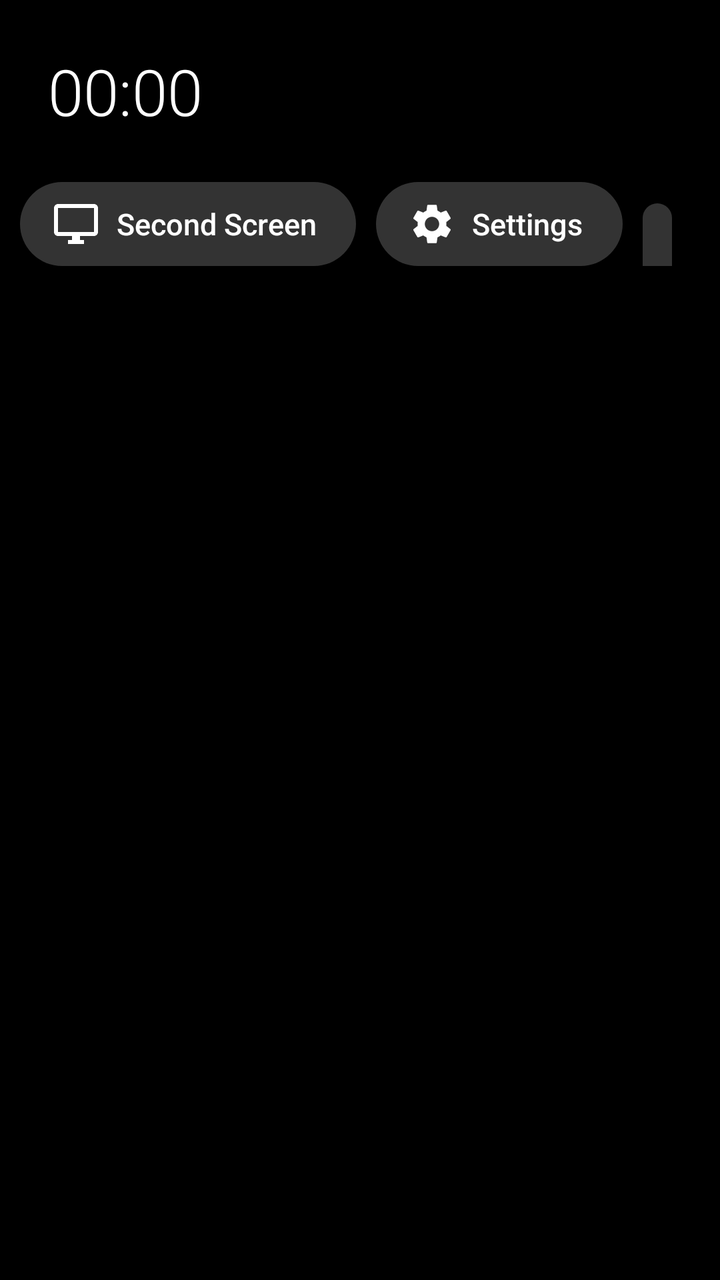
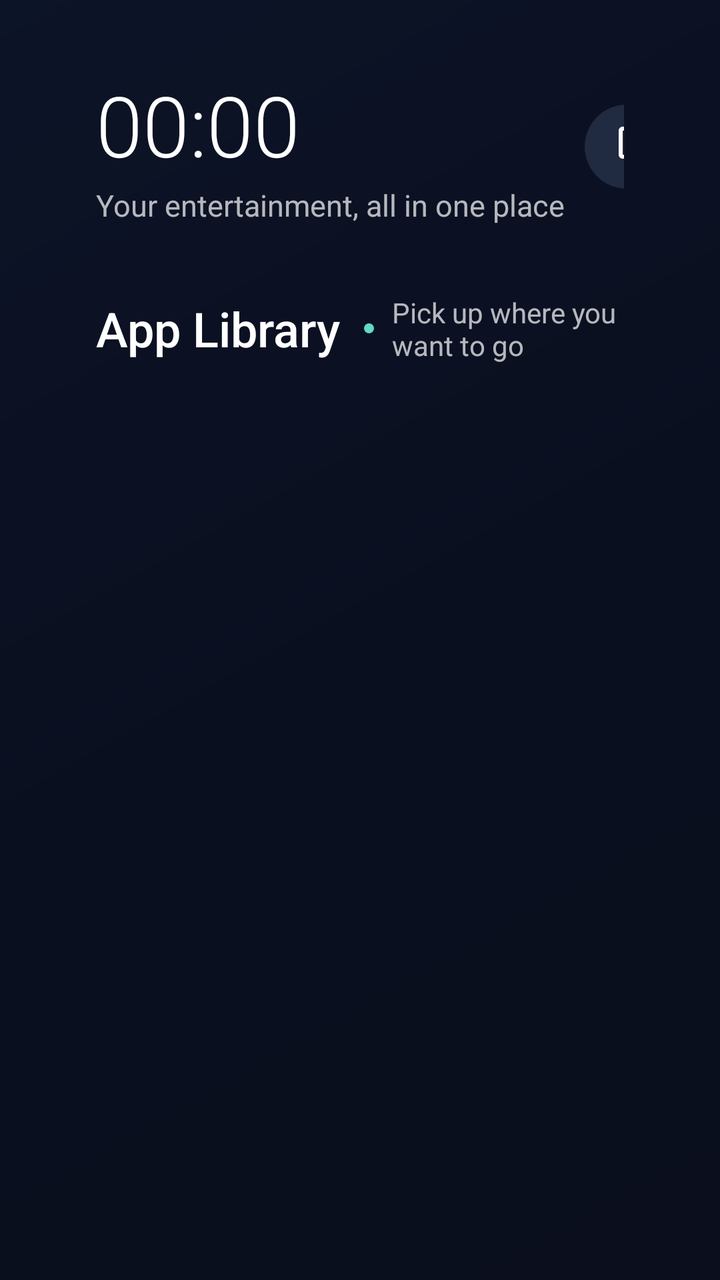

Before-and-after screenshots of an Android layout around one commit, followed by the original layout XML and the change that was made.
<!-- AndroidManifest.xml: application theme Theme.MitvTvLauncher -->
<!-- res/layout/activity_main.xml -->
<?xml version="1.0" encoding="utf-8"?>
<FrameLayout xmlns:android="http://schemas.android.com/apk/res/android"
    android:id="@+id/root"
    android:layout_width="match_parent"
    android:layout_height="match_parent"
    android:background="#FF000000">

    <LinearLayout
        android:layout_width="match_parent"
        android:layout_height="match_parent"
        android:orientation="vertical">

        
        <TextView
            android:id="@+id/clock"
            android:layout_width="wrap_content"
            android:layout_height="wrap_content"
            android:layout_gravity="start"
            android:layout_marginStart="24dp"
            android:layout_marginTop="24dp"
            android:text="00:00"
            android:textColor="#FFFFFFFF"
            android:textSize="32sp"
            android:fontFamily="sans-serif-light" />

        
        <LinearLayout
            android:id="@+id/topButtons"
            android:layout_width="wrap_content"
            android:layout_height="wrap_content"
            android:layout_gravity="end"
            android:layout_marginTop="24dp"
            android:layout_marginEnd="24dp"
            android:orientation="horizontal">

            <TextView
                android:id="@+id/btnMirror"
                style="@style/TopButton"
                android:text="@string/mirror"
                android:drawableStart="@drawable/ic_mirror" />

            <TextView
                android:id="@+id/btnSettings"
                style="@style/TopButton"
                android:text="@string/settings"
                android:drawableStart="@drawable/ic_settings" />

            <TextView
                android:id="@+id/btnInputs"
                style="@style/TopButton"
                android:text="@string/inputs"
                android:drawableStart="@drawable/ic_inputs" />
        </LinearLayout>

        
        <FrameLayout
            android:layout_width="match_parent"
            android:layout_height="0dp"
            android:layout_weight="1"
            android:layout_marginTop="16dp">

            <androidx.recyclerview.widget.RecyclerView
                android:id="@+id/grid"
                android:layout_width="match_parent"
                android:layout_height="match_parent"
                android:paddingTop="16dp"
                android:paddingBottom="48dp"
                android:clipToPadding="false"
                android:overScrollMode="never"
                android:scrollbars="none"
                android:descendantFocusability="afterDescendants" />
        </FrameLayout>
    </LinearLayout>
</FrameLayout>
<!-- resources referenced by this layout -->
<resources>
  <!-- drawable ic_mirror (drawable) -->
  <?xml version="1.0" encoding="utf-8"?>
  <vector xmlns:android="http://schemas.android.com/apk/res/android"
      android:width="24dp" android:height="24dp"
      android:viewportWidth="24" android:viewportHeight="24">
      <path android:fillColor="#FFFFFFFF"
          android:pathData="M21,2H3C1.9,2 1,2.9 1,4v12c0,1.1 0.9,2 2,2h7v2H8v2h8v-2h-2v-2h7c1.1,0 2,-0.9 2,-2V4C23,2.9 22.1,2 21,2zM21,16H3V4h18V16z" />
  </vector>
  <string name="inputs">Inputs</string>
  <string name="mirror">Second Screen</string>
  <string name="settings">Settings</string>
  <style name="TopButton">
          <item name="android:layout_width">wrap_content</item>
          <item name="android:layout_height">42dp</item>
          <item name="android:layout_marginStart">10dp</item>
          <item name="android:paddingStart">16dp</item>
          <item name="android:paddingEnd">20dp</item>
          <item name="android:gravity">center</item>
          <item name="android:background">@drawable/pill_bg</item>
          <item name="android:textColor">@color/text_primary</item>
          <item name="android:textSize">15sp</item>
          <item name="android:fontFamily">sans-serif-medium</item>
          <item name="android:focusable">true</item>
          <item name="android:drawablePadding">8dp</item>
          <item name="android:clickable">true</item>
          <item name="android:focusableInTouchMode">false</item>
      </style>
  <style name="Theme.MitvTvLauncher" parent="Theme.AppCompat.NoActionBar">
          <item name="android:windowBackground">@color/background</item>
          <item name="android:colorBackground">@color/background</item>
          <item name="android:windowAnimationStyle">@null</item>
          <item name="android:windowFullscreen">true</item>
      </style>
  <!-- drawable pill_bg (drawable) -->
  <?xml version="1.0" encoding="utf-8"?>
  <selector xmlns:android="http://schemas.android.com/apk/res/android">
      <item android:state_focused="true">
          <shape android:shape="rectangle">
              <solid android:color="@color/accent" />
              <stroke android:width="3dp" android:color="#FFFFFFFF" />
              <corners android:radius="21dp" />
          </shape>
      </item>
      <item android:state_pressed="true">
          <shape android:shape="rectangle">
              <solid android:color="@color/accent" />
              <corners android:radius="21dp" />
          </shape>
      </item>
      <item>
          <shape android:shape="rectangle">
              <solid android:color="@color/pill_bg" />
              <corners android:radius="21dp" />
          </shape>
      </item>
  </selector>
  <color name="text_primary">#FFFFFFFF</color>
  <color name="background">#FF000000</color>
  <color name="accent">#FF3B82F6</color>
  <color name="pill_bg">#FF333333</color>
  <!-- unchanged entries left out for length: 2 -->
</resources>

<!-- the commit's change to res/layout/activity_main.xml (unified diff, before → after) -->
@@ -3,72 +3,128 @@
     android:id="@+id/root"
     android:layout_width="match_parent"
     android:layout_height="match_parent"
-    android:background="#FF000000">
+    android:background="@drawable/home_background">
+
+    <ImageView
+        android:id="@+id/homeWallpaper"
+        android:layout_width="match_parent"
+        android:layout_height="match_parent"
+        android:scaleType="centerCrop"
+        android:visibility="gone"
+        android:importantForAccessibility="no" />
+
+    <View
+        android:layout_width="match_parent"
+        android:layout_height="match_parent"
+        android:background="#990B1020"
+        android:importantForAccessibility="no" />
 
     <LinearLayout
         android:layout_width="match_parent"
         android:layout_height="match_parent"
-        android:orientation="vertical">
+        android:orientation="vertical"
+        android:paddingStart="48dp"
+        android:paddingEnd="48dp">
 
-        
-        <TextView
-            android:id="@+id/clock"
-            android:layout_width="wrap_content"
+        <LinearLayout
+            android:layout_width="match_parent"
             android:layout_height="wrap_content"
-            android:layout_gravity="start"
-            android:layout_marginStart="24dp"
-            android:layout_marginTop="24dp"
-            android:text="00:00"
-            android:textColor="#FFFFFFFF"
-            android:textSize="32sp"
-            android:fontFamily="sans-serif-light" />
+            android:layout_marginTop="34dp"
+            android:gravity="center_vertical"
+            android:orientation="horizontal">
 
-        
+            <LinearLayout
+                android:layout_width="0dp"
+                android:layout_height="wrap_content"
+                android:layout_weight="1"
+                android:orientation="vertical">
+
+                <TextView
+                    android:id="@+id/clock"
+                    android:layout_width="wrap_content"
+                    android:layout_height="wrap_content"
+                    android:text="00:00"
+                    android:textColor="@color/text_primary"
+                    android:textSize="42sp"
+                    android:fontFamily="sans-serif-light" />
+
+                <TextView
+                    android:layout_width="wrap_content"
+                    android:layout_height="wrap_content"
+                    android:layout_marginTop="2dp"
+                    android:text="@string/home_tagline"
+                    android:textColor="@color/text_secondary"
+                    android:textSize="15sp"
+                    android:fontFamily="sans-serif" />
+            </LinearLayout>
+
+            <LinearLayout
+                android:id="@+id/topButtons"
+                android:layout_width="wrap_content"
+                android:layout_height="wrap_content"
+                android:orientation="horizontal">
+
+                <TextView
+                    android:id="@+id/btnMirror"
+                    style="@style/TopButton"
+                    android:text="@string/mirror"
+                    android:drawableStart="@drawable/ic_mirror" />
+
+                <TextView
+                    android:id="@+id/btnSettings"
+                    style="@style/TopButton"
+                    android:text="@string/settings"
+                    android:drawableStart="@drawable/ic_settings" />
+
+                <TextView
+                    android:id="@+id/btnInputs"
+                    style="@style/TopButton"
+                    android:text="@string/inputs"
+                    android:drawableStart="@drawable/ic_inputs" />
+            </LinearLayout>
+        </LinearLayout>
+
         <LinearLayout
-            android:id="@+id/topButtons"
-            android:layout_width="wrap_content"
+            android:layout_width="match_parent"
             android:layout_height="wrap_content"
-            android:layout_gravity="end"
-            android:layout_marginTop="24dp"
-            android:layout_marginEnd="24dp"
+            android:layout_marginTop="34dp"
+            android:gravity="center_vertical"
             android:orientation="horizontal">
 
             <TextView
-                android:id="@+id/btnMirror"
-                style="@style/TopButton"
-                android:text="@string/mirror"
-                android:drawableStart="@drawable/ic_mirror" />
+                android:layout_width="wrap_content"
+                android:layout_height="wrap_content"
+                android:text="@string/app_library"
+                android:textColor="@color/text_primary"
+                android:textSize="24sp"
+                android:fontFamily="sans-serif-medium" />
+
+            <View
+                android:layout_width="5dp"
+                android:layout_height="5dp"
+                android:layout_marginStart="12dp"
+                android:background="@drawable/accent_dot" />
 
             <TextView
-                android:id="@+id/btnSettings"
-                style="@style/TopButton"
-                android:text="@string/settings"
-                android:drawableStart="@drawable/ic_settings" />
-
-            <TextView
-                android:id="@+id/btnInputs"
-                style="@style/TopButton"
-                android:text="@string/inputs"
-                android:drawableStart="@drawable/ic_inputs" />
+                android:layout_width="wrap_content"
+                android:layout_height="wrap_content"
+                android:layout_marginStart="9dp"
+                android:text="@string/app_library_hint"
+                android:textColor="@color/text_secondary"
+                android:textSize="14sp" />
         </LinearLayout>
 
-        
-        <FrameLayout
+        <androidx.recyclerview.widget.RecyclerView
+            android:id="@+id/grid"
             android:layout_width="match_parent"
             android:layout_height="0dp"
+            android:layout_marginTop="14dp"
             android:layout_weight="1"
-            android:layout_marginTop="16dp">
-
-            <androidx.recyclerview.widget.RecyclerView
-                android:id="@+id/grid"
-                android:layout_width="match_parent"
-                android:layout_height="match_parent"
-                android:paddingTop="16dp"
-                android:paddingBottom="48dp"
-                android:clipToPadding="false"
-                android:overScrollMode="never"
-                android:scrollbars="none"
-                android:descendantFocusability="afterDescendants" />
-        </FrameLayout>
+            android:clipToPadding="false"
+            android:descendantFocusability="afterDescendants"
+            android:overScrollMode="never"
+            android:paddingTop="8dp"
+            android:paddingBottom="40dp"
+            android:scrollbars="none" />
     </LinearLayout>
 </FrameLayout>
<!-- resource entries referenced after the edit -->
@@ -8,6 +8,9 @@
       <path android:fillColor="#FFFFFFFF"
           android:pathData="M21,2H3C1.9,2 1,2.9 1,4v12c0,1.1 0.9,2 2,2h7v2H8v2h8v-2h-2v-2h7c1.1,0 2,-0.9 2,-2V4C23,2.9 22.1,2 21,2zM21,16H3V4h18V16z" />
   </vector>
+  <string name="app_library">App Library</string>
+  <string name="app_library_hint">Pick up where you want to go</string>
+  <string name="home_tagline">Your entertainment, all in one place</string>
   <string name="inputs">Inputs</string>
   <string name="mirror">Second Screen</string>
   <string name="settings">Settings</string>
@@ -22,8 +25,8 @@
           <item name="android:textColor">@color/text_primary</item>
           <item name="android:textSize">15sp</item>
           <item name="android:fontFamily">sans-serif-medium</item>
+          <item name="android:drawablePadding">9dp</item>
           <item name="android:focusable">true</item>
-          <item name="android:drawablePadding">8dp</item>
           <item name="android:clickable">true</item>
           <item name="android:focusableInTouchMode">false</item>
       </style>
@@ -33,13 +36,14 @@
           <item name="android:windowAnimationStyle">@null</item>
           <item name="android:windowFullscreen">true</item>
       </style>
+  <color name="teal">#FF63D8C4</color>
   <!-- drawable pill_bg (drawable) -->
   <?xml version="1.0" encoding="utf-8"?>
   <selector xmlns:android="http://schemas.android.com/apk/res/android">
       <item android:state_focused="true">
           <shape android:shape="rectangle">
               <solid android:color="@color/accent" />
-              <stroke android:width="3dp" android:color="#FFFFFFFF" />
+              <stroke android:width="3dp" android:color="@color/teal" />
               <corners android:radius="21dp" />
           </shape>
       </item>
@@ -57,9 +61,20 @@
       </item>
   </selector>
   <color name="text_primary">#FFFFFFFF</color>
-  <color name="background">#FF000000</color>
-  <color name="accent">#FF3B82F6</color>
-  <color name="pill_bg">#FF333333</color>
+  <color name="text_secondary">#B3FFFFFF</color>
+  <!-- drawable accent_dot (drawable) -->
+  <?xml version="1.0" encoding="utf-8"?>
+  <shape xmlns:android="http://schemas.android.com/apk/res/android" android:shape="oval">
+      <solid android:color="@color/teal" />
+  </shape>
+  <!-- drawable home_background (drawable) -->
+  <?xml version="1.0" encoding="utf-8"?>
+  <shape xmlns:android="http://schemas.android.com/apk/res/android" android:shape="rectangle">
+      <gradient android:angle="315" android:startColor="#FF101B32" android:centerColor="#FF0B1020" android:endColor="#FF090D18" />
+  </shape>
+  <color name="background">#FF0B1020</color>
+  <color name="accent">#FF7C6DFF</color>
+  <color name="pill_bg">#FF202A40</color>
   <!-- unchanged entries left out for length: 2 -->
 </resources>
 
